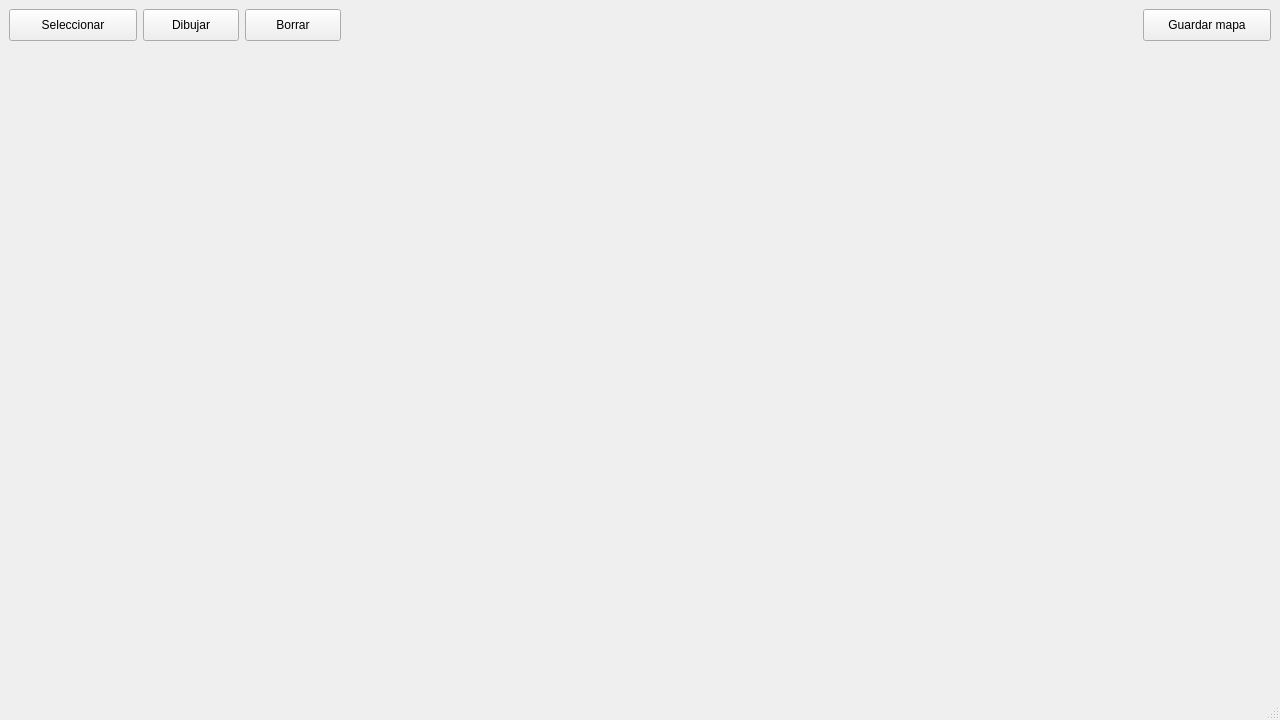
Before: the Qt Designer form editor/editor.ui in Nicolas-Olivieri/taller-tp-grupal, drawn with Qt 5.
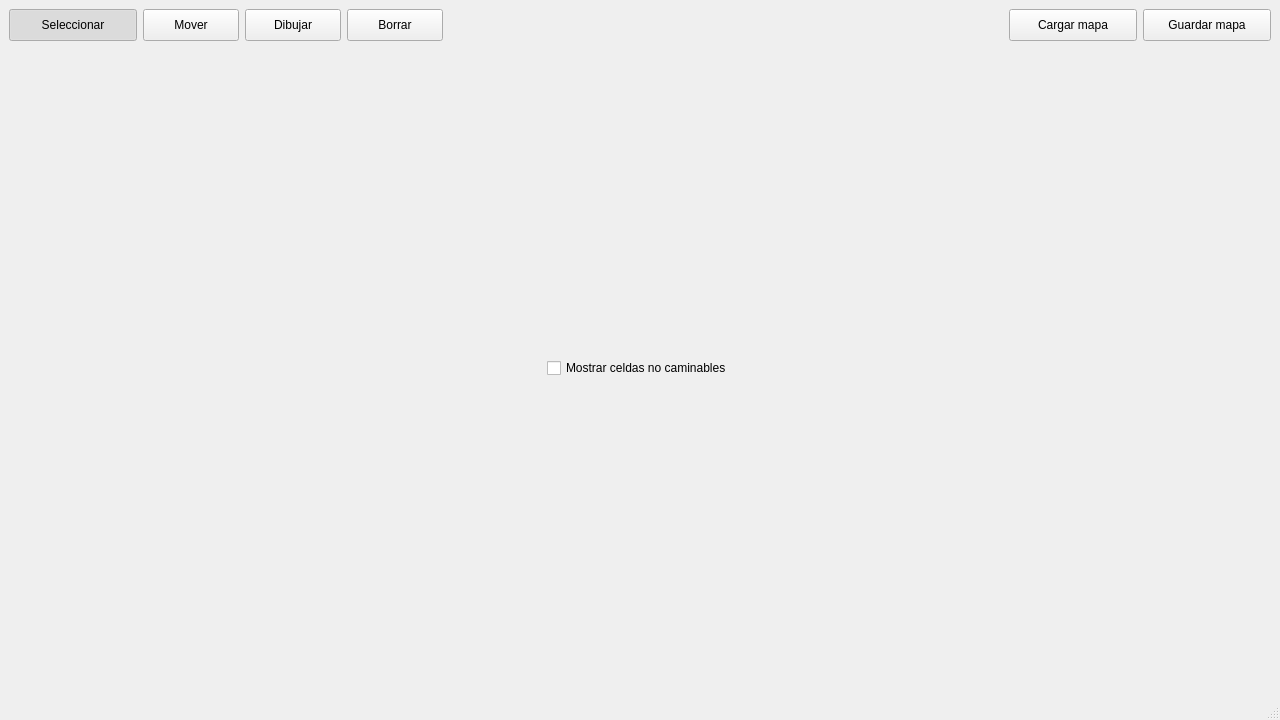
After: the same form once the commit is applied. Icons and pictures are not drawn.

Commit message: Agrega tiles no caminables de forma automatica - Agrega un checkbox para mostrar/ocultar indicador de no-caminable - Las celdas no caminables se agregan de manera tanto visual como logica - Las celdas no caminables de cada asset se pre-definen - Para borrar es necesario tener oculto el indicador de no-caminable

The edit to the form file:
```diff
--- a/editor/editor.ui
+++ b/editor/editor.ui
@@ -25,12 +25,9 @@
   <widget class="QWidget" name="centralwidget">
    <layout class="QVBoxLayout" name="verticalLayout">
     <item>
-     <layout class="QHBoxLayout" name="horizontalLayout_2">
-      <property name="sizeConstraint">
-       <enum>QLayout::SizeConstraint::SetNoConstraint</enum>
-      </property>
+     <layout class="QHBoxLayout" name="horizontalLayout">
       <item>
-       <widget class="QPushButton" name="pushButton_2">
+       <widget class="QPushButton" name="selectBtn">
         <property name="minimumSize">
          <size>
           <width>128</width>
@@ -46,6 +43,34 @@
         <property name="text">
          <string>Seleccionar</string>
         </property>
+        <property name="checkable">
+         <bool>true</bool>
+        </property>
+        <property name="checked">
+         <bool>true</bool>
+        </property>
+       </widget>
+      </item>
+      <item>
+       <widget class="QPushButton" name="dragBtn">
+        <property name="minimumSize">
+         <size>
+          <width>96</width>
+          <height>32</height>
+         </size>
+        </property>
+        <property name="maximumSize">
+         <size>
+          <width>96</width>
+          <height>32</height>
+         </size>
+        </property>
+        <property name="text">
+         <string>Mover</string>
+        </property>
+        <property name="checkable">
+         <bool>true</bool>
+        </property>
        </widget>
       </item>
       <item>
@@ -65,6 +90,9 @@
         <property name="text">
          <string>Dibujar</string>
         </property>
+        <property name="checkable">
+         <bool>true</bool>
+        </property>
        </widget>
       </item>
       <item>
@@ -84,6 +112,9 @@
         <property name="text">
          <string>Borrar</string>
         </property>
+        <property name="checkable">
+         <bool>true</bool>
+        </property>
        </widget>
       </item>
       <item>
@@ -99,6 +130,28 @@
         </property>
        </spacer>
       </item>
+      <item>
+       <widget class="QPushButton" name="loadBtn">
+        <property name="minimumSize">
+         <size>
+          <width>128</width>
+          <height>32</height>
+         </size>
+        </property>
+        <property name="maximumSize">
+         <size>
+          <width>128</width>
+          <height>32</height>
+         </size>
+        </property>
+        <property name="text">
+         <string>Cargar mapa</string>
+        </property>
+        <property name="icon">
+         <iconset theme="folder"/>
+        </property>
+       </widget>
+      </item>
       <item>
        <widget class="QPushButton" name="saveBtn">
         <property name="minimumSize">
@@ -116,6 +169,9 @@
         <property name="text">
          <string>Guardar mapa</string>
         </property>
+        <property name="icon">
+         <iconset theme="document-save"/>
+        </property>
        </widget>
       </item>
      </layout>
@@ -134,18 +190,41 @@
       <property name="frameShadow">
        <enum>QFrame::Shadow::Plain</enum>
       </property>
-      <layout class="QGridLayout" name="gridLayout" columnstretch="8,2">
-       <item row="0" column="0">
-        <layout class="QGridLayout" name="mapWidget">
-         <property name="sizeConstraint">
-          <enum>QLayout::SizeConstraint::SetNoConstraint</enum>
-         </property>
+      <layout class="QHBoxLayout" name="horizontalLayout_2">
+       <item>
+        <layout class="QVBoxLayout" name="verticalLayout_2">
+         <item>
+          <widget class="QCheckBox" name="cbox_unwalkables">
+           <property name="text">
+            <string>Mostrar celdas no caminables</string>
+           </property>
+           <property name="icon">
+            <iconset theme="QIcon::ThemeIcon::DocumentProperties"/>
+           </property>
+           <property name="checked">
+            <bool>false</bool>
+           </property>
+           <property name="autoRepeat">
+            <bool>false</bool>
+           </property>
+           <property name="tristate">
+            <bool>false</bool>
+           </property>
+          </widget>
+         </item>
+         <item>
+          <layout class="QGridLayout" name="selectorWidget">
+           <property name="sizeConstraint">
+            <enum>QLayout::SizeConstraint::SetMaximumSize</enum>
+           </property>
+          </layout>
+         </item>
         </layout>
        </item>
-       <item row="0" column="1">
-        <layout class="QGridLayout" name="selectorWidget">
+       <item>
+        <layout class="QGridLayout" name="mapWidget">
          <property name="sizeConstraint">
-          <enum>QLayout::SizeConstraint::SetMaximumSize</enum>
+          <enum>QLayout::SizeConstraint::SetNoConstraint</enum>
          </property>
         </layout>
        </item>
```
The commit also changes 8 other files.
